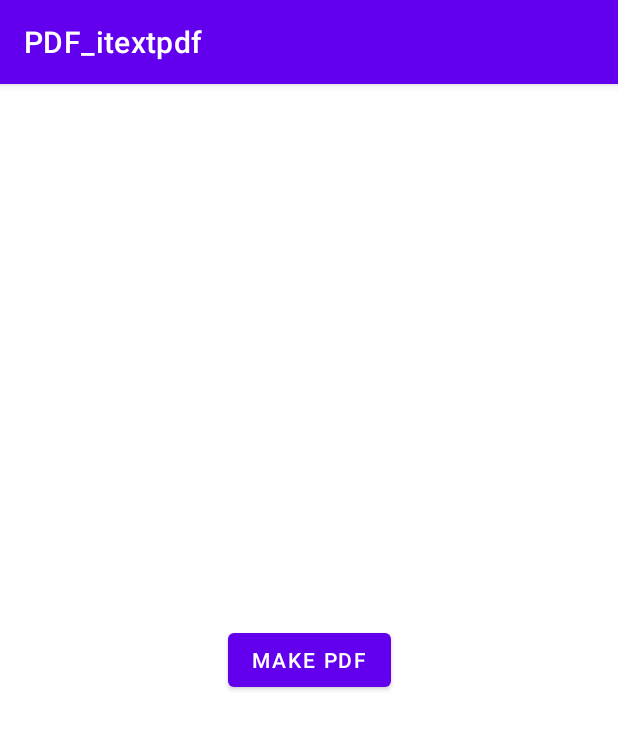
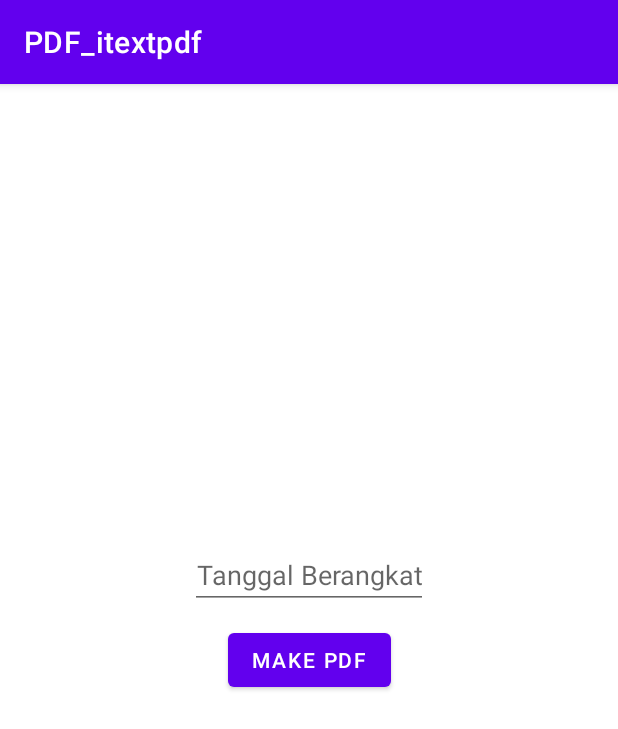
Before and after one commit to dewaasmara589/How-to-make-PDFFile-Android, an Android app: the screen it shows after launch (MainActivity), on a phone screen of 412 x 824 dp. Shown: the top 729 px of the screen. Run offline under Robolectric (Android 15) with nearby library versions, the phone set to English and light mode, and no system bars; libraries missing offline, so code that uses them is left out: com.itextpdf.io, com.itextpdf.kernel, com.itextpdf.layout.

Commit message:
Add Date Format & next page in PDF

```diff
--- a/app/src/main/res/layout/activity_main.xml
+++ b/app/src/main/res/layout/activity_main.xml
@@ -5,6 +5,21 @@
     android:layout_width="match_parent"
     android:layout_height="match_parent"
     tools:context=".MainActivity">
+
+    <EditText
+        android:id="@+id/etTimeDate"
+        android:layout_width="wrap_content"
+        android:layout_height="wrap_content"
+        android:hint="Tanggal Berangkat"
+        android:textAlignment="center"
+        android:clickable="false"
+        android:cursorVisible="false"
+        android:focusable="false"
+        android:focusableInTouchMode="false"
+        android:layout_marginBottom="10dp"
+        app:layout_constraintStart_toStartOf="parent"
+        app:layout_constraintEnd_toEndOf="parent"
+        app:layout_constraintBottom_toTopOf="@id/btnPDF"/>
 
     <Button
         android:id="@+id/btnPDF"
```
Also changed, not shown: app/src/main/java/com/example/pdf_itextpdf/MainActivity.java (+103 -4 lines).
